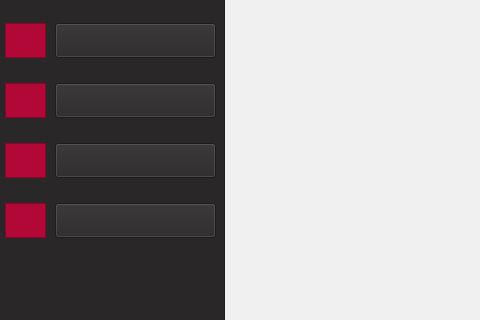
First picture: the form in studentprofile.ui, repository SoltaniShantia/AP-Project, before the edit; both pictures show x 0 to 480 and y 217 to 537 of the 1152 by 768 pixel window.
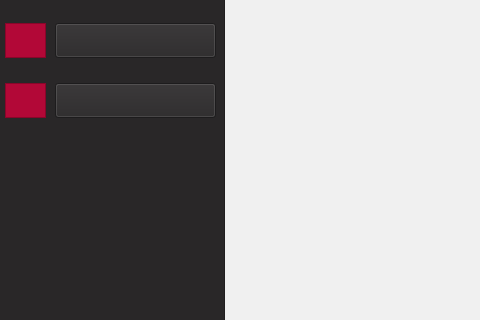
Second picture: the form after the edit. Icons and pictures are not drawn.

```diff
--- a/studentprofile.ui
+++ b/studentprofile.ui
@@ -727,125 +727,13 @@
      <set>Qt::AlignCenter</set>
     </property>
    </widget>
-   <widget class="QFrame" name="frame_9">
-    <property name="geometry">
-     <rect>
-      <x>10</x>
-      <y>400</y>
-      <width>41</width>
-      <height>35</height>
-     </rect>
-    </property>
-    <property name="styleSheet">
-     <string notr="true">background-color: rgb(178, 8, 55);
-border-color: rgb(178, 8, 55);</string>
-    </property>
-    <property name="frameShape">
-     <enum>QFrame::StyledPanel</enum>
-    </property>
-    <property name="frameShadow">
-     <enum>QFrame::Raised</enum>
-    </property>
-    <widget class="QLabel" name="label_27">
-     <property name="geometry">
-      <rect>
-       <x>5</x>
-       <y>2</y>
-       <width>31</width>
-       <height>31</height>
-      </rect>
-     </property>
-     <property name="text">
-      <string/>
-     </property>
-     <property name="pixmap">
-      <pixmap resource="term-management-icon.qrc">:/icons/icons8-survey-50.png</pixmap>
-     </property>
-     <property name="scaledContents">
-      <bool>true</bool>
-     </property>
-    </widget>
-   </widget>
-   <widget class="QPushButton" name="pushButton_7">
-    <property name="geometry">
-     <rect>
-      <x>60</x>
-      <y>400</y>
-      <width>161</width>
-      <height>35</height>
-     </rect>
-    </property>
-    <property name="styleSheet">
-     <string notr="true">font: 11pt &quot;Montserrat&quot;;
-</string>
-    </property>
-    <property name="text">
-     <string/>
-    </property>
-   </widget>
-   <widget class="QPushButton" name="pushButton_6">
-    <property name="geometry">
-     <rect>
-      <x>60</x>
-      <y>340</y>
-      <width>161</width>
-      <height>35</height>
-     </rect>
-    </property>
-    <property name="styleSheet">
-     <string notr="true">font: 11pt &quot;Montserrat&quot;;
-</string>
-    </property>
-    <property name="text">
-     <string/>
-    </property>
-   </widget>
-   <widget class="QFrame" name="frame_8">
-    <property name="geometry">
-     <rect>
-      <x>10</x>
-      <y>340</y>
-      <width>41</width>
-      <height>35</height>
-     </rect>
-    </property>
-    <property name="styleSheet">
-     <string notr="true">background-color: rgb(178, 8, 55);
-border-color: rgb(178, 8, 55);</string>
-    </property>
-    <property name="frameShape">
-     <enum>QFrame::StyledPanel</enum>
-    </property>
-    <property name="frameShadow">
-     <enum>QFrame::Raised</enum>
-    </property>
-    <widget class="QLabel" name="label_10">
-     <property name="geometry">
-      <rect>
-       <x>5</x>
-       <y>2</y>
-       <width>31</width>
-       <height>31</height>
-      </rect>
-     </property>
-     <property name="text">
-      <string/>
-     </property>
-     <property name="pixmap">
-      <pixmap resource="term-management-icon.qrc">:/icons/icons8-view-headline-50.png</pixmap>
-     </property>
-     <property name="scaledContents">
-      <bool>true</bool>
-     </property>
-    </widget>
-   </widget>
    <widget class="QLabel" name="label_6">
     <property name="geometry">
      <rect>
-      <x>90</x>
-      <y>290</y>
-      <width>111</width>
-      <height>20</height>
+      <x>60</x>
+      <y>280</y>
+      <width>161</width>
+      <height>30</height>
      </rect>
     </property>
     <property name="styleSheet">
@@ -853,41 +741,10 @@
 color: rgb(240, 240, 240);</string>
     </property>
     <property name="text">
-     <string>Enrollment</string>
+     <string>Term Managment</string>
     </property>
-   </widget>
-   <widget class="QLabel" name="label_28">
-    <property name="geometry">
-     <rect>
-      <x>80</x>
-      <y>350</y>
-      <width>121</width>
-      <height>20</height>
-     </rect>
-    </property>
-    <property name="styleSheet">
-     <string notr="true">font: 11pt &quot;Montserrat&quot;;
-color: rgb(240, 240, 240);</string>
-    </property>
-    <property name="text">
-     <string>View Scores</string>
-    </property>
-   </widget>
-   <widget class="QLabel" name="label_29">
-    <property name="geometry">
-     <rect>
-      <x>70</x>
-      <y>410</y>
-      <width>141</width>
-      <height>20</height>
-     </rect>
-    </property>
-    <property name="styleSheet">
-     <string notr="true">font: 11pt &quot;Montserrat&quot;;
-color: rgb(240, 240, 240);</string>
-    </property>
-    <property name="text">
-     <string>Teacher Survey</string>
+    <property name="alignment">
+     <set>Qt::AlignCenter</set>
     </property>
    </widget>
    <zorder>frame_5</zorder>
```
Left out of the diff: 15 changed lines with no effect on the pictures.
